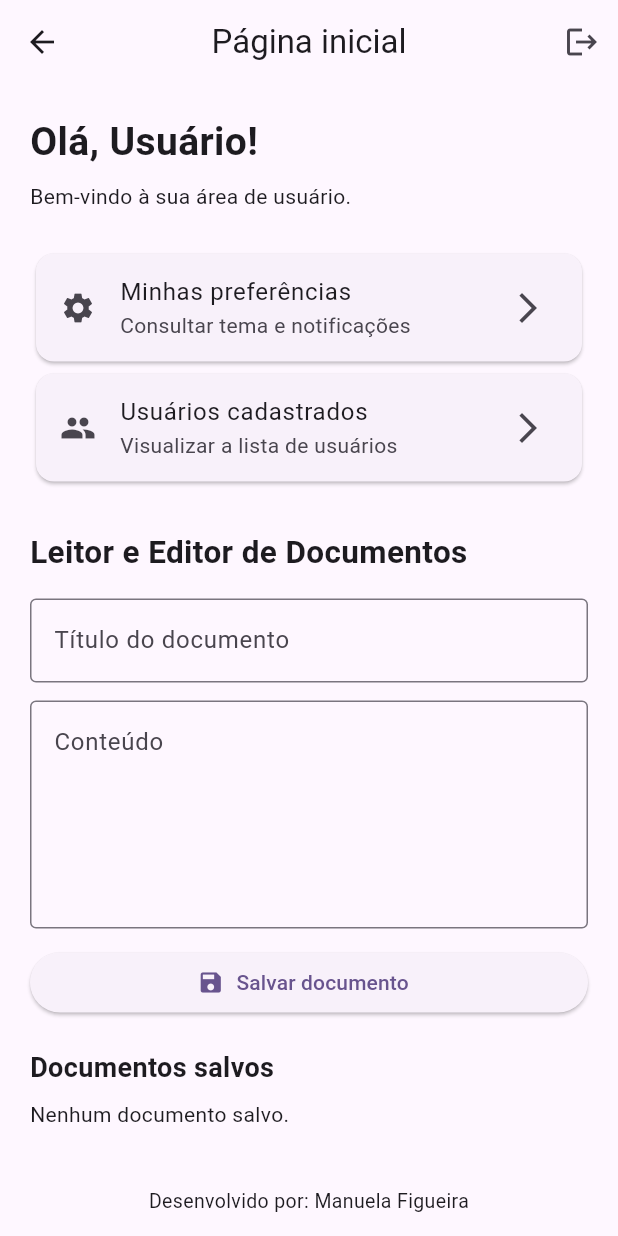
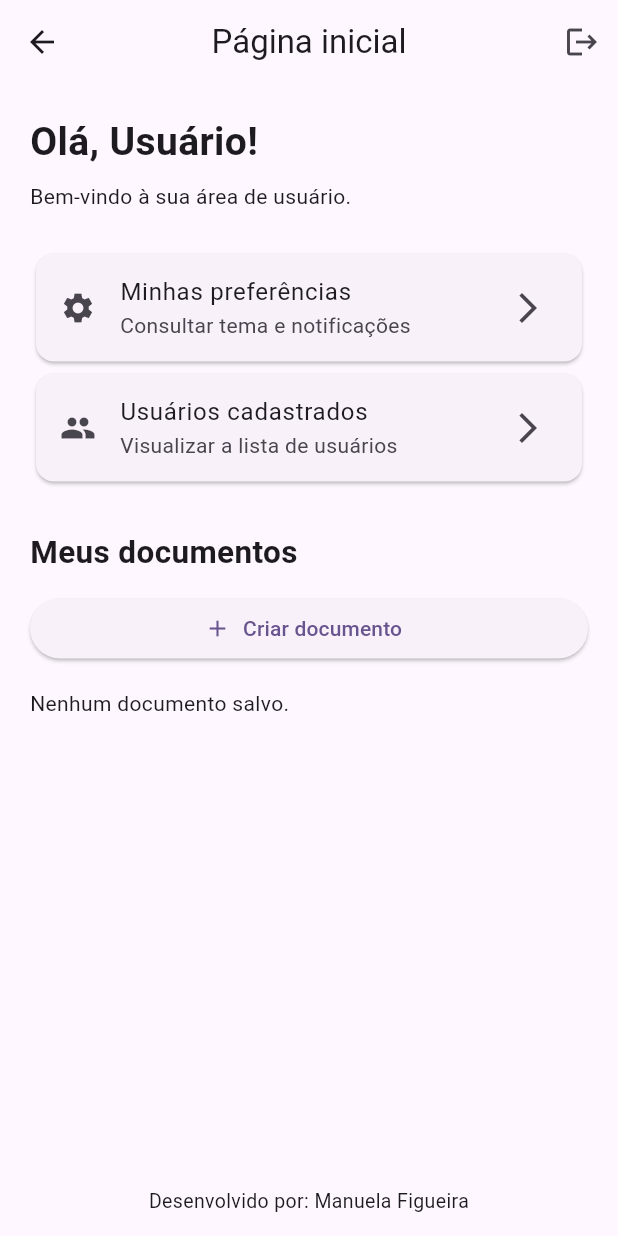
Before and after one commit to Manuela-olvf/edit-doc-flutter, a Flutter app: the HomeView screen opened by its route, on a phone screen of 412 x 824 dp. Run offline on Flutter 3.47's test engine with Material 3 defaults, Android fonts, the phone set to English and light mode, and no system bars; our stand-ins replace shared_preferences; accounts and stored records are empty.

Commit message:
Adiciona tela de editor e separa DocumentosViewModel

```diff
--- /dev/null
+++ b/lib/viewmodels/documentos_viewmodel.dart
@@ -0,0 +1,45 @@
+
+import 'package:flutter/material.dart';
+import '../models/documento.dart';
+import '../models/services/documento_service.dart';
+
+class DocumentosViewModel extends ChangeNotifier {
+  final DocumentoService _documentoService = DocumentoService();
+
+  List<Documento> documentos = [];
+  bool carregando = false;
+
+  Future<void> carregarDocumentos() async {
+    carregando = true;
+    notifyListeners();
+
+    try {
+      documentos = await _documentoService.consultar();
+    } finally {
+      carregando = false;
+      notifyListeners();
+    }
+  }
+
+  Future<void> salvarDocumento(Documento documento) async {
+    final indice = documentos.indexWhere(
+      (item) => item.id == documento.id,
+    );
+
+    if (indice >= 0) {
+      documentos[indice] = documento;
+    } else {
+      documentos.add(documento);
+    }
+
+    await _documentoService.salvar(documentos);
+    notifyListeners();
+  }
+
+  Future<void> excluirDocumento(String id) async {
+    documentos.removeWhere((documento) => documento.id == id);
+
+    await _documentoService.salvar(documentos);
+    notifyListeners();
+  }
+}
--- a/lib/viewmodels/home_viewmodel.dart
+++ b/lib/viewmodels/home_viewmodel.dart
@@ -1,53 +1,13 @@
 
 import 'package:flutter/material.dart';
 import '../models/usuario.dart';
-import '../models/documento.dart';
 import '../models/services/usuario_service.dart';
 import '../models/services/preferencias_service.dart';
-import '../models/services/documento_service.dart';
 
 class HomeViewModel extends ChangeNotifier {
   final UsuarioService _usuarioService = UsuarioService();
   final PreferenciasService _preferenciasService =
       PreferenciasService();
-  final DocumentoService _documentoService = DocumentoService();
-
-  List<Documento> documentos = [];
-  bool carregando = false;
-
-  Future<void> carregarDocumentos() async {
-    carregando = true;
-    notifyListeners();
-
-    try {
-      documentos = await _documentoService.consultar();
-    } finally {
-      carregando = false;
-      notifyListeners();
-    }
-  }
-
-  Future<void> salvarDocumento(Documento documento) async {
-    final indice = documentos.indexWhere(
-      (item) => item.id == documento.id,
-    );
-
-    if (indice >= 0) {
-      documentos[indice] = documento;
-    } else {
-      documentos.add(documento);
-    }
-
-    await _documentoService.salvar(documentos);
-    notifyListeners();
-  }
-
-  Future<void> excluirDocumento(String id) async {
-    documentos.removeWhere((documento) => documento.id == id);
-
-    await _documentoService.salvar(documentos);
-    notifyListeners();
-  }
 
   Future<List<Usuario>> listarUsuarios() async {
     return await _usuarioService.consultar();
--- a/lib/views/home_view.dart
+++ b/lib/views/home_view.dart
@@ -2,6 +2,7 @@
 import 'package:flutter/material.dart';
 import '../models/documento.dart';
 import '../viewmodels/home_viewmodel.dart';
+import '../viewmodels/documentos_viewmodel.dart';
 
 class HomeView extends StatefulWidget {
   const HomeView({super.key});
@@ -12,24 +13,17 @@ class HomeView extends StatefulWidget {
 
 class _HomeViewState extends State<HomeView> {
   final HomeViewModel _viewModel = HomeViewModel();
-
-  final TextEditingController _tituloController =
-      TextEditingController();
-
-  final TextEditingController _documentoController =
-      TextEditingController();
-
-  String? _documentoEmEdicaoId;
+  final DocumentosViewModel _documentosViewModel =
+      DocumentosViewModel();
 
   @override
   void initState() {
     super.initState();
-    _viewModel.carregarDocumentos();
+    _documentosViewModel.carregarDocumentos();
   }
 
   Future<void> mostrarPreferencias() async {
-    final preferencias =
-        await _viewModel.consultarPreferencias();
+    final preferencias = await _viewModel.consultarPreferencias();
 
     if (!mounted) return;
 
@@ -95,53 +89,6 @@ class _HomeViewState extends State<HomeView> {
     );
   }
 
-  Future<void> salvarDocumento() async {
-    final titulo = _tituloController.text.trim();
-    final conteudo = _documentoController.text.trim();
-
-    if (titulo.isEmpty || conteudo.isEmpty) {
-      ScaffoldMessenger.of(context).showSnackBar(
-        const SnackBar(
-          content: Text('Informe o título e o conteúdo.'),
-        ),
-      );
-      return;
-    }
-
-    final documento = Documento(
-      id: _documentoEmEdicaoId ??
-          DateTime.now().microsecondsSinceEpoch.toString(),
-      titulo: titulo,
-      conteudo: conteudo,
-    );
-
-    await _viewModel.salvarDocumento(documento);
-
-    if (!mounted) return;
-
-    _limparFormulario();
-
-    ScaffoldMessenger.of(context).showSnackBar(
-      const SnackBar(
-        content: Text('Documento salvo com sucesso!'),
-      ),
-    );
-  }
-
-  void abrirDocumento(Documento documento) {
-    setState(() {
-      _documentoEmEdicaoId = documento.id;
-      _tituloController.text = documento.titulo;
-      _documentoController.text = documento.conteudo;
-    });
-  }
-
-  void _limparFormulario() {
-    _documentoEmEdicaoId = null;
-    _tituloController.clear();
-    _documentoController.clear();
-  }
-
   Future<void> excluirDocumento(Documento documento) async {
     final confirmar = await showDialog<bool>(
       context: context,
@@ -165,26 +112,13 @@ class _HomeViewState extends State<HomeView> {
 
     if (confirmar != true) return;
 
-    await _viewModel.excluirDocumento(documento.id);
-
-    if (!mounted) return;
-
-    if (_documentoEmEdicaoId == documento.id) {
-      _limparFormulario();
-    }
-
-    ScaffoldMessenger.of(context).showSnackBar(
-      const SnackBar(
-        content: Text('Documento excluído.'),
-      ),
-    );
+    await _documentosViewModel.excluirDocumento(documento.id);
   }
 
   @override
   void dispose() {
-    _tituloController.dispose();
-    _documentoController.dispose();
     _viewModel.dispose();
+    _documentosViewModel.dispose();
     super.dispose();
   }
 
@@ -214,10 +148,7 @@ class _HomeViewState extends State<HomeView> {
       ),
       body: SingleChildScrollView(
         padding: const EdgeInsets.all(20),
-        child: ListenableBuilder(
-          listenable: _viewModel,
-          builder: (context, child) {
-            return Column(
+        child: Column(
           crossAxisAlignment: CrossAxisAlignment.stretch,
           children: [
             Text(
@@ -258,74 +189,42 @@ class _HomeViewState extends State<HomeView> {
             const SizedBox(height: 28),
 
             const Text(
-                  'Leitor e Editor de Documentos',
+              'Meus documentos',
               style: TextStyle(
                 fontSize: 21,
                 fontWeight: FontWeight.bold,
               ),
             ),
 
-                const SizedBox(height: 16),
-
-                TextField(
-                  controller: _tituloController,
-                  decoration: const InputDecoration(
-                    labelText: 'Título do documento',
-                    border: OutlineInputBorder(),
-                  ),
-                ),
-
-                const SizedBox(height: 12),
-
-                TextField(
-                  controller: _documentoController,
-                  maxLines: 5,
-                  decoration: const InputDecoration(
-                    labelText: 'Conteúdo',
-                    hintText: 'Digite seu documento...',
-                    border: OutlineInputBorder(),
-                    alignLabelWithHint: true,
-                  ),
-                ),
-
             const SizedBox(height: 12),
 
             ElevatedButton.icon(
-                  onPressed: salvarDocumento,
-                  icon: const Icon(Icons.save),
-                  label: Text(
-                    _documentoEmEdicaoId == null
-                        ? 'Salvar documento'
-                        : 'Atualizar documento',
-                  ),
+              onPressed: () {
+                Navigator.pushNamed(context, '/editor').then((_) {
+                  _documentosViewModel.carregarDocumentos();
+                });
+              },
+              icon: const Icon(Icons.add),
+              label: const Text('Criar documento'),
             ),
 
-                if (_documentoEmEdicaoId != null)
-                  TextButton(
-                    onPressed: _limparFormulario,
-                    child: const Text('Cancelar edição'),
-                  ),
+            const SizedBox(height: 16),
 
-                const SizedBox(height: 20),
+            ListenableBuilder(
+              listenable: _documentosViewModel,
+              builder: (context, child) {
+                if (_documentosViewModel.carregando) {
+                  return const Center(
+                    child: CircularProgressIndicator(),
+                  );
+                }
 
-                const Text(
-                  'Documentos salvos',
-                  style: TextStyle(
-                    fontSize: 18,
-                    fontWeight: FontWeight.bold,
-                  ),
-                ),
+                if (_documentosViewModel.documentos.isEmpty) {
+                  return const Text('Nenhum documento salvo.');
+                }
 
-                const SizedBox(height: 8),
-
-                if (_viewModel.carregando)
-                  const Center(
-                    child: CircularProgressIndicator(),
-                  )
-                else if (_viewModel.documentos.isEmpty)
-                  const Text('Nenhum documento salvo.')
-                else
-                  ..._viewModel.documentos.map((documento) {
+                return Column(
+                  children: _documentosViewModel.documentos.map((documento) {
                     return Card(
                       child: ListTile(
                         leading: const Icon(Icons.description),
@@ -335,21 +234,29 @@ class _HomeViewState extends State<HomeView> {
                           maxLines: 2,
                           overflow: TextOverflow.ellipsis,
                         ),
-                        onTap: () => abrirDocumento(documento),
+                        onTap: () {
+                          Navigator.pushNamed(
+                            context,
+                            '/editor',
+                            arguments: documento,
+                          ).then((_) {
+                            _documentosViewModel.carregarDocumentos();
+                          });
+                        },
                         trailing: IconButton(
                           icon: const Icon(
                             Icons.delete,
                             color: Colors.red,
                           ),
-                          onPressed: () =>
-                              excluirDocumento(documento),
+                          onPressed: () => excluirDocumento(documento),
                         ),
                       ),
                     );
-                  }),
-              ],
+                  }).toList(),
                 );
               },
+            ),
+          ],
         ),
       ),
       bottomNavigationBar: const Padding(
```
Also changed, not shown: lib/main.dart (+7 -7 lines), lib/views/editor_view.dart (added, +154 -0 lines). Lines whose indentation alone changed are shown as unchanged.
